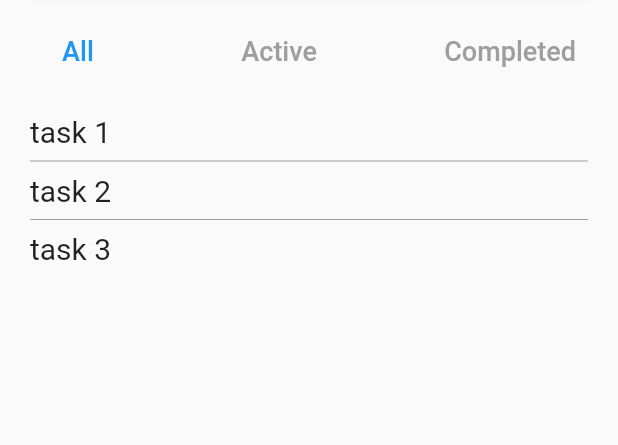
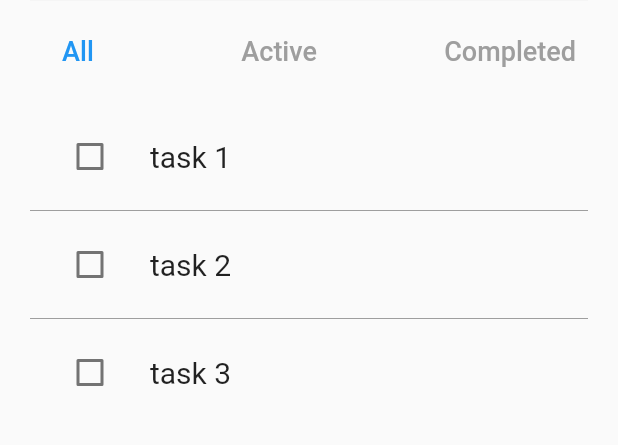
Before and after one commit to zeufack/flutter-provider, a Flutter app: the screen it shows after launch, on a phone screen of 412 x 824 dp, the part 334-779 px from its top. Run offline on Flutter 3.47's test engine with Material 2 defaults, Android fonts, the phone set to English and light mode, and no system bars; our stand-ins replace equatable.

Commit message:
fnish todo app first implementation

```diff
--- a/todo/lib/components/filter_todo_component.dart
+++ b/todo/lib/components/filter_todo_component.dart
@@ -3,10 +3,11 @@ import 'package:provider/provider.dart';
 import 'package:todo/model/filter.dart';
 import 'package:todo/providers/todo_filter/todo_filter_provider.dart';
 import 'package:todo/providers/todo_search/todo_search_provider.dart';
+import 'package:todo/utils/debounce.dart';
 
 class FilterTodoComponent extends StatelessWidget {
-  const FilterTodoComponent({Key? key}) : super(key: key);
-
+  FilterTodoComponent({Key? key}) : super(key: key);
+  final debounce = Debounce(millisecons: 1000);
   @override
   Widget build(BuildContext context) {
     return Column(
@@ -19,7 +20,9 @@ class FilterTodoComponent extends StatelessWidget {
               filled: true),
           onChanged: (searchTerm) {
             if (searchTerm != null) {
-              context.read<TodoSearchProvider>().changeSearchTerm(searchTerm);
+              debounce.run(() {
+                context.read<TodoSearchProvider>().changeSearchTerm(searchTerm);
+              });
             }
           },
         ),
--- a/todo/lib/components/search_todo_component.dart
+++ b/todo/lib/components/search_todo_component.dart
@@ -1,5 +1,5 @@
 import 'package:flutter/material.dart';
-import 'package:provider/provider.dart';
+// import 'package:provider/provider.dart';
 
 class SearchTodoComponent extends StatefulWidget {
   const SearchTodoComponent({Key? key}) : super(key: key);
--- a/todo/lib/components/show_todo_component.dart
+++ b/todo/lib/components/show_todo_component.dart
@@ -1,7 +1,9 @@
 import 'package:flutter/material.dart';
 import 'package:provider/provider.dart';
+import 'package:todo/components/todo_item_component.dart';
 import 'package:todo/model/todo.dart';
 import 'package:todo/providers/filtered_todo/filtered_todo_provider.dart';
+import 'package:todo/providers/todo_list/todo_list_provider.dart';
 
 class ShowTodoComponent extends StatelessWidget {
   const ShowTodoComponent({Key? key}) : super(key: key);
@@ -17,14 +19,37 @@ class ShowTodoComponent extends StatelessWidget {
       shrinkWrap: true,
       itemBuilder: (BuildContext context, int index) {
         return Dismissible(
-          onDismissed: (direction) {},
+          onDismissed: (direction) {
+            context
+                .read<TodoListProvider>()
+                .deleteTodo(filteredTodoList[index].id);
+          },
+          confirmDismiss: (_) {
+            return showDialog(
+                context: context,
+                barrierDismissible: false,
+                builder: (context) {
+                  return AlertDialog(
+                    title: const Text('Are you sure ?'),
+                    content:
+                        const Text('Do you realy want to delete this item ?'),
+                    actions: [
+                      TextButton(
+                        onPressed: (() => Navigator.pop(context, false)),
+                        child: const Text('No'),
+                      ),
+                      TextButton(
+                        onPressed: (() => Navigator.pop(context, true)),
+                        child: const Text('YES'),
+                      ),
+                    ],
+                  );
+                });
+          },
           key: ValueKey(filteredTodoList[index].id),
-          child: Text(
-            filteredTodoList[index].desc,
-            style: const TextStyle(fontSize: 20.0),
-          ),
-          background: showBackgroud(),
-          secondaryBackground: showBackgroud(),
+          child: TodoItem(todo: filteredTodoList[index]),
+          background: showBackgroud(0),
+          secondaryBackground: showBackgroud(1),
         );
       },
       separatorBuilder: (BuildContext context, int index) {
@@ -35,10 +60,11 @@ class ShowTodoComponent extends StatelessWidget {
     );
   }
 
-  Widget showBackgroud() {
+  Widget showBackgroud(int direction) {
     return Container(
       margin: const EdgeInsets.all(4.0),
       padding: const EdgeInsets.symmetric(horizontal: 10.0),
+      alignment: direction == 0 ? Alignment.centerLeft : Alignment.centerRight,
       color: Colors.red,
       child: const Icon(
         Icons.delete,
--- /dev/null
+++ b/todo/lib/components/todo_item_component.dart
@@ -0,0 +1,90 @@
+import 'package:flutter/material.dart';
+import 'package:provider/provider.dart';
+import 'package:todo/model/todo.dart';
+import 'package:todo/providers/todo_list/todo_list_provider.dart';
+
+class TodoItem extends StatefulWidget {
+  final Todo todo;
+
+  const TodoItem({
+    Key? key,
+    required this.todo,
+  }) : super(key: key);
+
+  @override
+  State<TodoItem> createState() => _TodoItemState();
+}
+
+class _TodoItemState extends State<TodoItem> {
+  late final TextEditingController textController;
+
+  @override
+  void initState() {
+    super.initState();
+    textController = TextEditingController();
+  }
+
+  @override
+  void dispose() {
+    textController.dispose();
+    super.dispose();
+  }
+
+  @override
+  Widget build(BuildContext context) {
+    return ListTile(
+      leading: Checkbox(
+        value: widget.todo.completed,
+        onChanged: (bool? checked) {
+          context.read<TodoListProvider>().toggelTodo(widget.todo.id);
+        },
+      ),
+      title: Text(
+        widget.todo.desc,
+        style: const TextStyle(fontSize: 20.0),
+      ),
+      onTap: () {
+        showDialog(
+            context: context,
+            builder: (context) {
+              bool _error = false;
+              textController.text = widget.todo.desc;
+              return StatefulBuilder(
+                  builder: (BuildContext context, StateSetter setState) {
+                return AlertDialog(
+                  title: const Text('Edit Todo'),
+                  content: TextField(
+                    controller: textController,
+                    autofocus: true,
+                    decoration: InputDecoration(
+                        errorText:
+                            _error ? 'Thi value can not be empty' : null),
+                  ),
+                  actions: [
+                    TextButton(
+                      onPressed: () => Navigator.pop(context),
+                      child: const Text('Cancel'),
+                    ),
+                    TextButton(
+                      onPressed: () {
+                        setState(() {
+                          _error = textController.text.isEmpty ? true : false;
+                        });
+
+                        if (!_error) {
+                          context
+                              .read<TodoListProvider>()
+                              .editTodo(widget.todo.id, textController.text);
+                          Navigator.pop(context);
+                        }
+                      },
+                      child: const Text('Edit'),
+                    )
+                  ],
+                );
+              });
+            });
+      },
+    );
+  }
+}
--- a/todo/lib/main.dart
+++ b/todo/lib/main.dart
@@ -19,13 +19,18 @@ class TodoApp extends StatelessWidget {
     return MultiProvider(
       providers: [
         ChangeNotifierProvider<TodoListProvider>(
-            create: (context) => TodoListProvider()),
+          create: (context) => TodoListProvider(),
+        ),
         ChangeNotifierProvider<TodoFilterProvider>(
-            create: (context) => TodoFilterProvider()),
+          create: (context) => TodoFilterProvider(),
+        ),
         ChangeNotifierProvider<TodoSearchProvider>(
-            create: (context) => TodoSearchProvider()),
+          create: (context) => TodoSearchProvider(),
+        ),
         ChangeNotifierProxyProvider<TodoListProvider, TodoActiveCountProvider>(
-          create: (context) => TodoActiveCountProvider(),
+          create: (context) => TodoActiveCountProvider(
+              initalActiveTodoCount:
+                  context.read<TodoListProvider>().state.todoList.length),
           update: (BuildContext context, TodoListProvider todoListProvider,
                   TodoActiveCountProvider? todoActiveCountProvider) =>
               todoActiveCountProvider!..update(todoListProvider),
--- a/todo/lib/model/todo.dart
+++ b/todo/lib/model/todo.dart
@@ -4,16 +4,21 @@ import 'package:uuid/uuid.dart';
 const uuid = Uuid();
 
 class Todo extends Equatable {
-  String id;
-  String desc;
-  bool completed;
+  final String id;
+  final String desc;
+  final bool completed;
 
   Todo({
     String? id,
     required this.desc,
-    bool? completed,
-  })  : id = id ?? uuid.v4(),
-        completed = false;
+    this.completed = false,
+  }) : id = id ?? uuid.v4();
+
+  @override
+  String toString() => 'Todo(id: $id, desc: $desc, completed: $completed)';
+
+  @override
+  List<Object> get props => [id, desc, completed];
 
   Todo copyWith({
     String? id,
@@ -26,10 +31,4 @@ class Todo extends Equatable {
       completed: completed ?? this.completed,
     );
   }
-
-  @override
-  String toString() => 'Todo(id: $id, desc: $desc, completed: $completed)';
-
-  @override
-  List<Object> get props => [id, desc, completed];
 }
--- a/todo/lib/pages/home_screen.dart
+++ b/todo/lib/pages/home_screen.dart
@@ -17,17 +17,17 @@ class HomeScreen extends StatelessWidget {
           padding: const EdgeInsets.symmetric(horizontal: 20.0, vertical: 40.0),
           child: Center(
             child: Column(
-              children: const [
-                TodoHeaderComponent(),
-                CreateTodoComponent(),
-                SizedBox(
+              children: [
+                const TodoHeaderComponent(),
+                const CreateTodoComponent(),
+                const SizedBox(
                   height: 18.0,
                 ),
                 FilterTodoComponent(),
-                SizedBox(
+                const SizedBox(
                   height: 18.0,
                 ),
-                ShowTodoComponent(),
+                const ShowTodoComponent(),
               ],
             ),
           ),
--- a/todo/lib/providers/todo_active_count/todo_active_count_provider.dart
+++ b/todo/lib/providers/todo_active_count/todo_active_count_provider.dart
@@ -1,9 +1,17 @@
 import 'package:flutter/cupertino.dart';
+
 import 'package:todo/providers/todo_active_count/todo_active_count_state.dart';
 import 'package:todo/providers/todo_list/todo_list_provider.dart';
 
 class TodoActiveCountProvider with ChangeNotifier {
-  TodoActiveCountState _state = TodoActiveCountState.initial();
+  final int initalActiveTodoCount;
+  late TodoActiveCountState _state;
+
+  TodoActiveCountProvider({
+    required this.initalActiveTodoCount,
+  }) {
+    _state = TodoActiveCountState(activeTodoCount: initalActiveTodoCount);
+  }
 
   TodoActiveCountState get state => _state;
 
--- /dev/null
+++ b/todo/lib/utils/debounce.dart
@@ -0,0 +1,20 @@
+import 'dart:async';
+
+import 'package:flutter/cupertino.dart';
+
+class Debounce {
+  final int millisecons;
+
+  Debounce({
+    this.millisecons = 500,
+  });
+
+  Timer? _timer;
+
+  void run(VoidCallback action) {
+    if (_timer != null) {
+      _timer!.cancel();
+    }
+    _timer = Timer(Duration(milliseconds: millisecons), action);
+  }
+}
```
